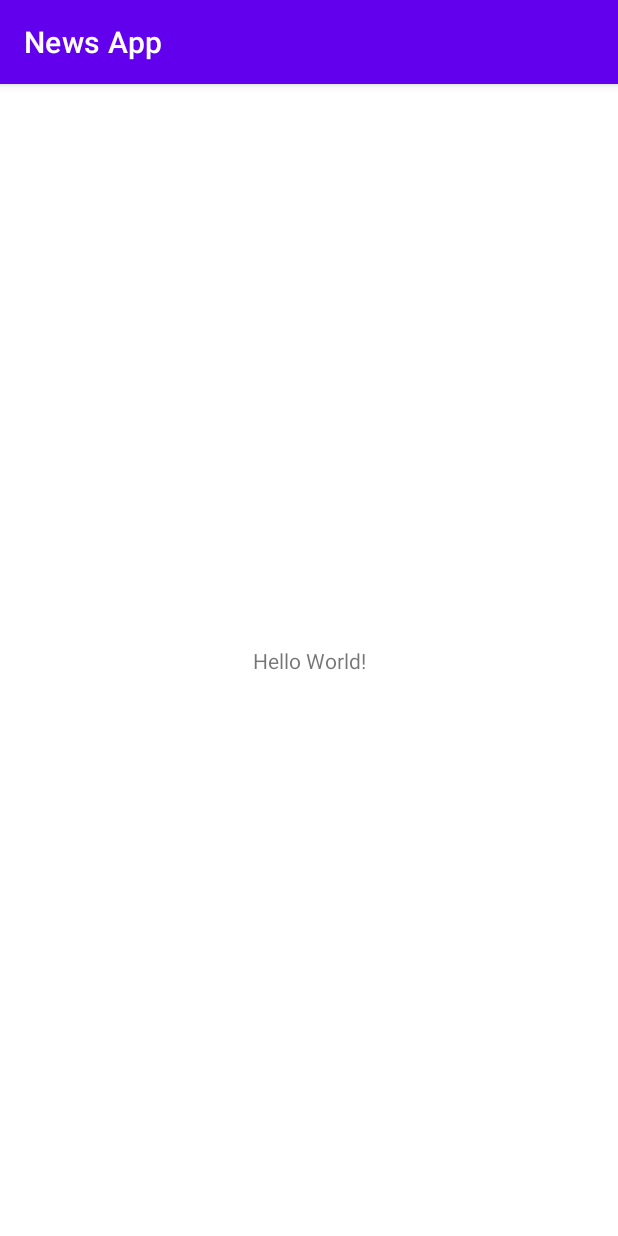
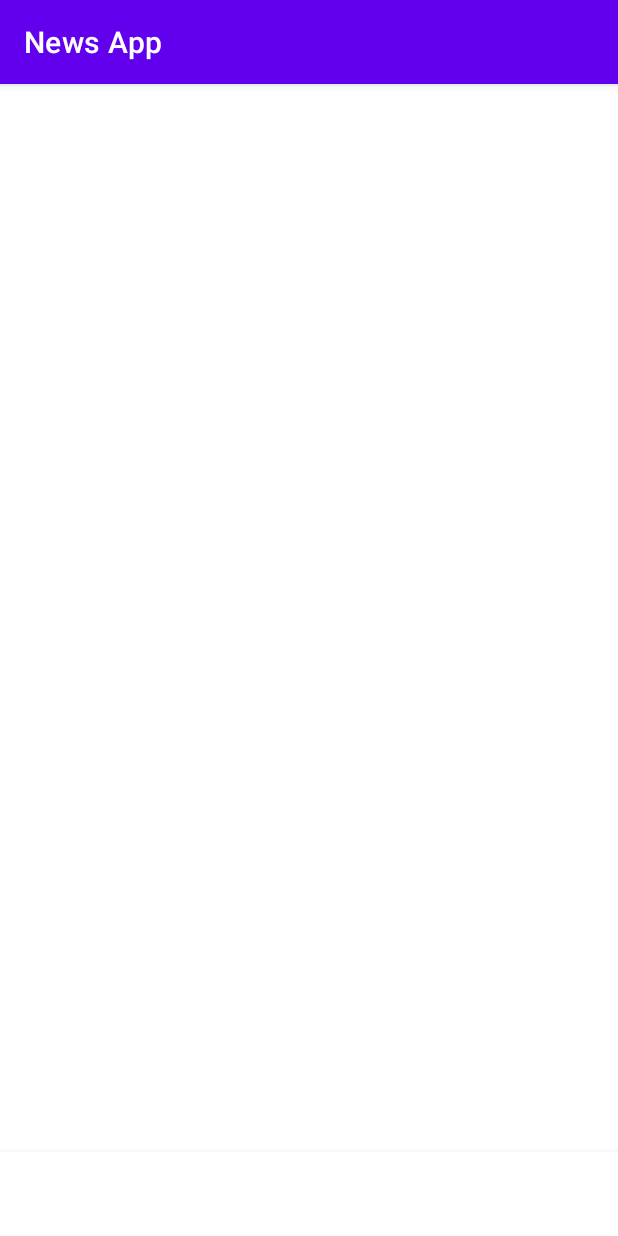
Before and after one commit to milosursulovic/news-app, an Android app: the screen it shows after launch (MainActivity), on a phone screen of 412 x 824 dp. Run offline under Robolectric (Android 15) with nearby library versions, the phone set to English and light mode, and no system bars.

Commit message:
Add bottom navigation view and fragment nav host

```diff
--- a/app/src/main/res/layout/activity_main.xml
+++ b/app/src/main/res/layout/activity_main.xml
@@ -6,13 +6,25 @@
     android:layout_height="match_parent"
     tools:context=".ui.MainActivity">
 
-    <TextView
-        android:layout_width="wrap_content"
+    <androidx.fragment.app.FragmentContainerView
+        android:id="@+id/fcv"
+        android:name="androidx.navigation.fragment.NavHostFragment"
+        android:layout_width="match_parent"
+        android:layout_height="0dp"
+        app:defaultNavHost="true"
+        app:navGraph="@navigation/nav_graph"
+        app:layout_constraintTop_toTopOf="parent"
+        app:layout_constraintStart_toStartOf="parent"
+        app:layout_constraintEnd_toEndOf="parent"
+        app:layout_constraintBottom_toTopOf="@id/bnv" />
+
+    <com.google.android.material.bottomnavigation.BottomNavigationView
+        android:id="@+id/bnv"
+        android:layout_width="match_parent"
         android:layout_height="wrap_content"
-        android:text="Hello World!"
         app:layout_constraintBottom_toBottomOf="parent"
+        app:layout_constraintStart_toStartOf="parent"
         app:layout_constraintEnd_toEndOf="parent"
-        app:layout_constraintStart_toStartOf="parent"
-        app:layout_constraintTop_toTopOf="parent" />
+        app:layout_constraintTop_toBottomOf="@id/fcv" />
 
 </androidx.constraintlayout.widget.ConstraintLayout>
```
